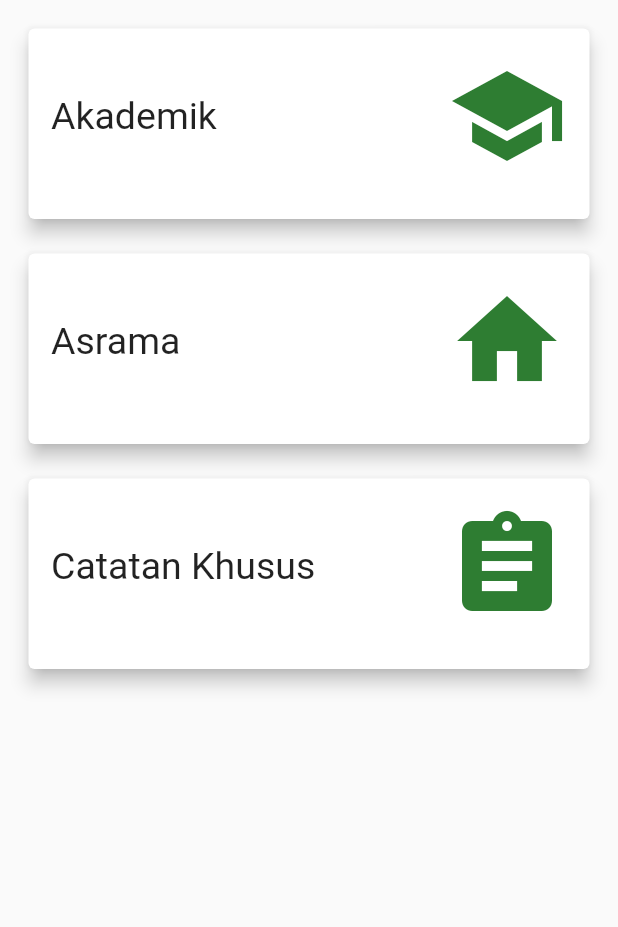
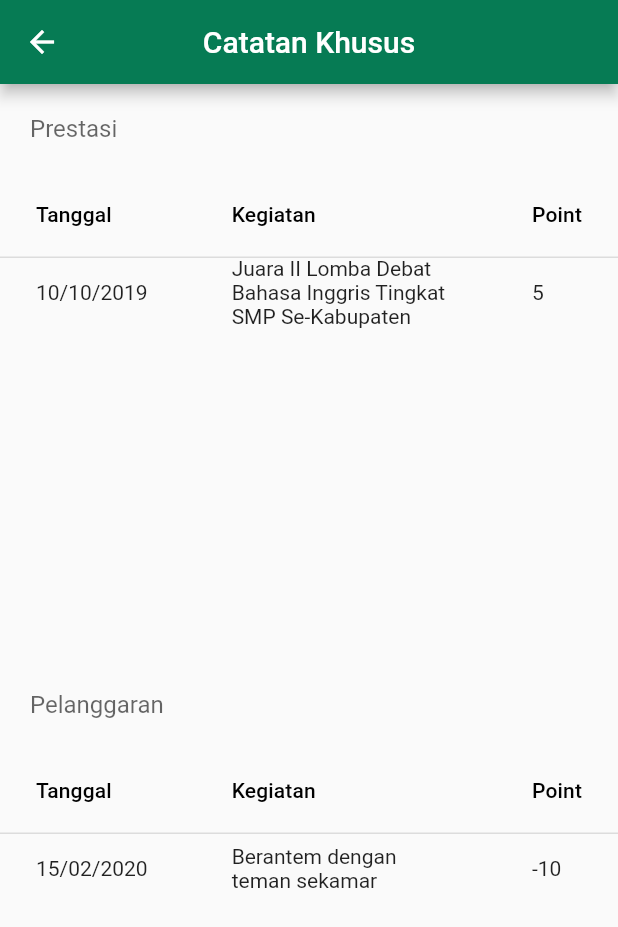
Before and after one commit to friskameilani/SCB-for-Parents, a Flutter app: the OpsiRapor screen opened directly, after a tap on "Catatan Khusus", on a phone screen of 412 x 824 dp. Shown: the top 927 px of the screen. Run offline on Flutter 3.47's test engine with Material 2 defaults, Android fonts, the phone set to English and light mode, and no system bars; our stand-ins replace carousel_pro.

Commit message:
add Page Catatan Khusus

```diff
--- a/lib/main.dart
+++ b/lib/main.dart
@@ -1,8 +1,10 @@
 import 'package:flutter/material.dart';
+import 'package:scbforparents/pages/catatanKhusus.dart';
 import 'package:scbforparents/splash.dart';
 import 'package:scbforparents/pages/login.dart';
 import 'package:scbforparents/pages/profil.dart';
 import 'package:scbforparents/pages/dashboard.dart';
+import 'package:scbforparents/pages/catatanKhusus.dart';
 
 void main() => runApp(MyApp());
 
@@ -17,6 +19,8 @@ class MyApp extends StatelessWidget {
         '/beranda': (BuildContext context) => Dashboard(),
         '/profil': (context)=> Profil(),
         '/dashboard': (context)=>Dashboard(),
+        '/catatanKhusus': (context)=>CatatanKhusus(),
+
       },
     );
   }
--- /dev/null
+++ b/lib/pages/catatanKhusus.dart
@@ -0,0 +1,139 @@
+
+import 'package:flutter/material.dart';
+import 'opsiRapor.dart';
+import 'nilaiAkademikSemester.dart';
+
+class CatatanKhusus extends StatefulWidget {
+  @override
+  _CatatanKhususState createState() => _CatatanKhususState();
+}
+
+class _CatatanKhususState extends State<CatatanKhusus> {
+  var scbgreen = Color.fromRGBO(6, 123, 84, 1.0);
+
+  @override
+  void initState() {
+    super.initState();
+  }
+  SingleChildScrollView _prestasi() {
+    return SingleChildScrollView(
+      scrollDirection: Axis.vertical,
+      child: SingleChildScrollView(
+        child: DataTable(
+          columns: [
+
+            DataColumn(
+              label: Text('Tanggal'),
+            ),
+            DataColumn(
+              label: Text('Kegiatan'),
+            ),
+            DataColumn(
+              label: Text('Point'),
+            ),
+          ],
+          rows: [
+            DataRow(cells: [
+              DataCell(
+                Text("10/10/2019"),
+              ),
+              DataCell(
+                Text(
+                  "Juara II Lomba Debat Bahasa Inggris Tingkat SMP Se-Kabupaten Bogor",
+                ),
+              ),
+              DataCell(
+                Text(
+                  "5",
+                ),
+              ),
+            ]),
+          ],
+          ),
+        ),
+      );
+  }
+
+  SingleChildScrollView _pelanggaran() {
+    return SingleChildScrollView(
+      scrollDirection: Axis.vertical,
+      child: SingleChildScrollView(
+        child: DataTable(
+          columns: [
+            DataColumn(
+              label: Text('Tanggal'),
+            ),
+            DataColumn(
+              label: Text('Kegiatan'),
+            ),
+            DataColumn(
+              label: Text('Point'),
+            ),
+          ],
+          rows: [
+            DataRow(cells: [
+              DataCell(
+                Text("15/02/2020"),
+              ),
+              DataCell(
+                Text(
+                  "Berantem dengan teman sekamar",
+                ),
+              ),
+              DataCell(
+                Text(
+                  "-10",
+                ),
+              ),
+            ]),
+          ],
+        ),
+      ),
+    );
+  }
+
+  @override
+  Widget build(BuildContext context) {
+    return Scaffold(
+      appBar: AppBar(
+        leading: new IconButton(
+          icon: new Icon(Icons.arrow_back, color: Colors.white),
+          onPressed: () => Navigator.of(context).pop(),
+        ),
+        title: Text("Catatan Khusus"),
+        centerTitle: true,
+        backgroundColor: scbgreen,
+    ),
+
+      body: Container(
+        child: Column(
+          mainAxisAlignment: MainAxisAlignment.center,
+          children: <Widget>[
+            Padding(
+              padding: EdgeInsets.all(20.0),
+              child: TextField(
+//                controller: _firstNameController,
+                decoration: InputDecoration.collapsed(
+                  hintText: 'Prestasi',
+                ),
+              ),
+            ),
+            Expanded(
+              child: _prestasi(),
+            ),
+            Padding(
+              padding: EdgeInsets.all(20.0),
+              child: TextField(
+//                controller: _lastNameController,
+                decoration: InputDecoration.collapsed(
+                  hintText: 'Pelanggaran',
+                ),
+              ),
+            ),
+            Expanded(
+              child: _pelanggaran(),
+            ),
+            ]),
+    ));
+  }
+}
--- a/lib/pages/opsiRapor.dart
+++ b/lib/pages/opsiRapor.dart
@@ -1,5 +1,6 @@
 import 'package:flutter/material.dart';
 import 'package:scbforparents/pages/pilihSmt.dart';
+import 'package:scbforparents/pages/catatanKhusus.dart';
 
 
 class OpsiRapor extends StatelessWidget {
@@ -43,7 +44,7 @@ class OpsiRapor extends StatelessWidget {
             ),
           ),
         ),
-        Container(  //Akademik
+        Container(  //Asrama
           padding: EdgeInsets.fromLTRB(15,15,15,0),
           height: 150,
           width: double.maxFinite,
@@ -75,7 +76,7 @@ class OpsiRapor extends StatelessWidget {
             ),
           ),
         ),
-        Container(  //Akademik
+        Container(  //Catatan Khusus
           padding: EdgeInsets.fromLTRB(15,15,15,0),
           height: 150,
           width: double.maxFinite,
@@ -83,7 +84,7 @@ class OpsiRapor extends StatelessWidget {
             elevation: 5,
             child: new InkWell(
               onTap: (){
-
+                Navigator.pushNamed(context, '/catatanKhusus');
               },
               child: Padding(
                 padding: EdgeInsets.fromLTRB(15,5,15,15),
```
